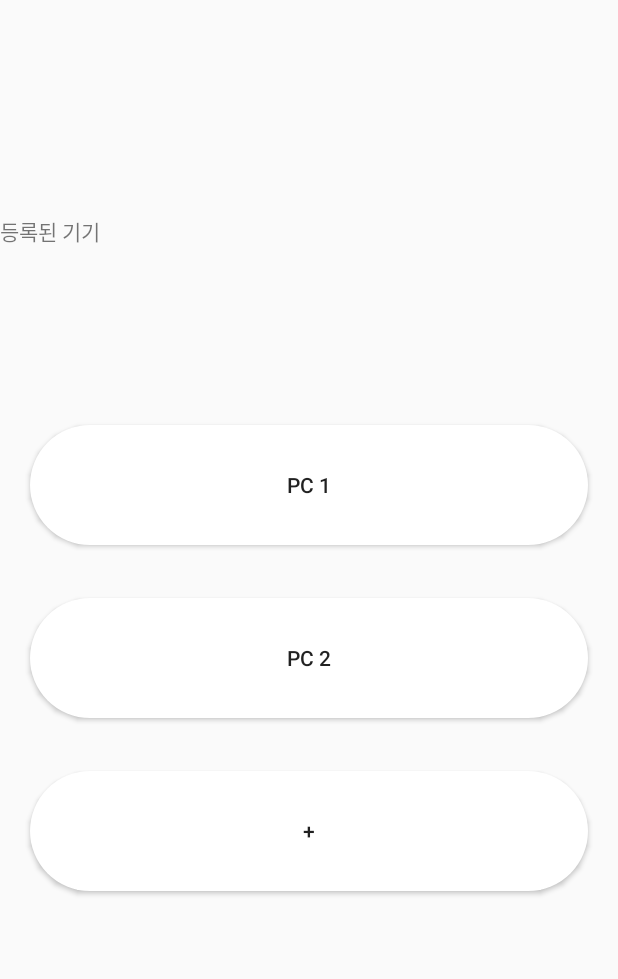
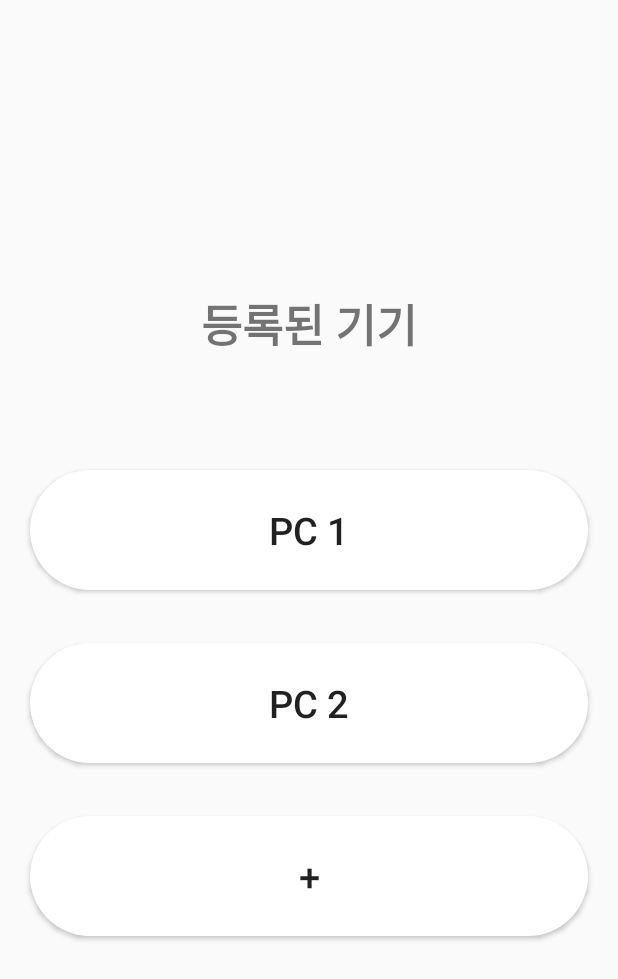
Before and after one commit to kookmin-sw/capstone-2020-9, an Android app: the DevicelistActivity screen opened directly, with no data from a screen before it, on a phone screen of 412 x 824 dp. Shown: the top 979 px of the screen. Run offline under Robolectric (Android 15) with nearby library versions, the phone set to English and light mode, and no system bars.

```diff
--- a/src/mobile_app/app/src/main/res/layout/activity_devicelist.xml
+++ b/src/mobile_app/app/src/main/res/layout/activity_devicelist.xml
@@ -10,14 +10,17 @@
         android:layout_width="match_parent"
         android:layout_height="wrap_content"
         android:layout_alignParentBottom="true"
-        android:layout_marginBottom="150dp"
+        android:layout_marginBottom="120dp"
         android:orientation="vertical">
         <TextView
             android:id="@+id/dvl_title"
             android:layout_width="match_parent"
             android:layout_height="40dp"
-            android:layout_marginBottom="80dp"
-            android:text="@string/dvl_title"/>
+            android:layout_marginBottom="60dp"
+            android:text="@string/dvl_title"
+            android:textSize="30sp"
+            android:textStyle="bold"
+            android:gravity="center"/>
         <Button
             android:id="@+id/dv1_button"
             android:layout_width="match_parent"
@@ -27,6 +30,7 @@
             android:layout_marginRight="20dp"
             android:layout_marginBottom="35dp"
             android:text="@string/device_1"
+            android:textSize="25sp"
             android:theme="@style/ButtonStyle"
             android:background="@drawable/button_state"/>
 
@@ -39,6 +43,7 @@
             android:layout_marginRight="20dp"
             android:layout_marginBottom="35dp"
             android:text="@string/device_2"
+            android:textSize="25sp"
             android:theme="@style/ButtonStyle"
             android:background="@drawable/button_state"/>
 
@@ -50,6 +55,7 @@
             android:layout_marginRight="20dp"
             android:layout_marginBottom="80dp"
             android:text="@string/append_dv"
+            android:textSize="25sp"
             android:theme="@style/ButtonStyle"
             android:background="@drawable/button_state"/>
     </LinearLayout>
```
Also changed, not shown: src/mobile_app/app/src/main/java/com/example/touchonscreen/KyuhanActivity.java (+4 -3 lines).
